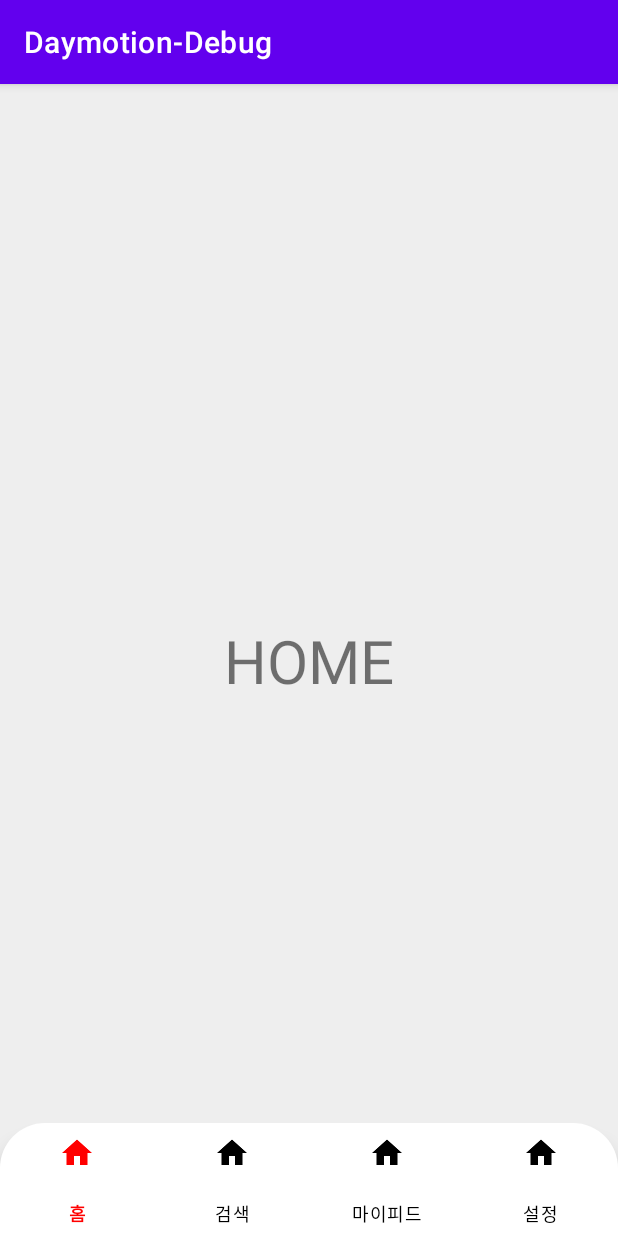
After one commit to 4sitive/4sitive-android, an Android app: the RootActivity screen opened directly, with no data from a screen before it, on a phone screen of 412 x 824 dp. The commit adds this screen. Run offline under Robolectric (Android 15) with nearby library versions, the phone set to English and light mode, and no system bars; our stand-ins replace Dagger/Hilt's generated code, RxJava, data binding.

Commit message:
add root activity base

```diff
--- a/app/src/main/AndroidManifest.xml
+++ b/app/src/main/AndroidManifest.xml
@@ -37,7 +37,7 @@
 		</activity>
 
 		<activity android:name="org.positive.daymotion.presentation.login.LoginActivity" />
-		<activity android:name="org.positive.daymotion.presentation.home.HomeActivity" />
+		<activity android:name="org.positive.daymotion.presentation.root.RootActivity" />
 		<activity android:name="org.positive.daymotion.presentation.main.MainActivity" />
 
 	</application>
--- /dev/null
+++ b/app/src/main/java/org/positive/daymotion/presentation/root/RootActivity.kt
@@ -0,0 +1,32 @@
+package org.positive.daymotion.presentation.root
+
+import android.content.Context
+import android.os.Bundle
+import com.google.android.material.bottomnavigation.BottomNavigationView
+import dagger.hilt.android.AndroidEntryPoint
+import org.positive.daymotion.R
+import org.positive.daymotion.databinding.ActivityRootBinding
+import org.positive.daymotion.extension.startOnTop
+import org.positive.daymotion.extension.viewModelOf
+import org.positive.daymotion.presentation.base.BaseActivity
+
+@AndroidEntryPoint
+class RootActivity : BaseActivity<ActivityRootBinding>(R.layout.activity_root) {
+
+    private val viewModel by viewModelOf<RootViewModel>()
+
+    override fun onCreate(savedInstanceState: Bundle?) {
+        super.onCreate(savedInstanceState)
+        binding.viewModel = viewModel
+
+        val bottomNavigationView = findViewById<BottomNavigationView>(R.id.bottom_nav)
+        bottomNavigationView.setOnNavigationItemSelectedListener { item ->
+            // TODO(je): create fragment and setting listener
+            true
+        }
+    }
+
+    companion object {
+        fun startOnTop(context: Context) = context.startOnTop<RootActivity>()
+    }
+}
--- a/app/src/main/java/org/positive/daymotion/presentation/home/HomeViewModel.kt
+++ b/app/src/main/java/org/positive/daymotion/presentation/root/RootViewModel.kt
@@ -1,8 +1,8 @@
-package org.positive.daymotion.presentation.home
+package org.positive.daymotion.presentation.root
 
 import dagger.hilt.android.lifecycle.HiltViewModel
 import org.positive.daymotion.presentation.base.BaseViewModel
 import javax.inject.Inject
 
 @HiltViewModel
-class HomeViewModel @Inject constructor() : BaseViewModel()
+class RootViewModel @Inject constructor() : BaseViewModel()
--- a/app/src/main/java/org/positive/daymotion/presentation/start/StartActivity.kt
+++ b/app/src/main/java/org/positive/daymotion/presentation/start/StartActivity.kt
@@ -10,7 +10,7 @@ import org.positive.daymotion.common.showPopupDialog
 import org.positive.daymotion.databinding.ActivityStartBinding
 import org.positive.daymotion.extension.viewModelOf
 import org.positive.daymotion.presentation.base.BaseActivity
-import org.positive.daymotion.presentation.home.HomeActivity
+import org.positive.daymotion.presentation.root.RootActivity
 import org.positive.daymotion.presentation.login.LoginActivity
 
 @AndroidEntryPoint
@@ -43,7 +43,7 @@ class StartActivity : BaseActivity<ActivityStartBinding>(R.layout.activity_start
         }
 
         viewModel.goToLogin.observe {
-            HomeActivity.startOnTop(this)
+            RootActivity.startOnTop(this)
         }
     }
 
--- /dev/null
+++ b/app/src/main/res/layout/activity_root.xml
@@ -0,0 +1,46 @@
+<?xml version="1.0" encoding="utf-8"?>
+<layout xmlns:android="http://schemas.android.com/apk/res/android"
+	xmlns:app="http://schemas.android.com/apk/res-auto"
+	xmlns:tools="http://schemas.android.com/tools"
+	tools:context=".presentation.main.MainActivity">
+
+	<data>
+
+		<variable
+			name="viewModel"
+			type="org.positive.daymotion.presentation.root.RootViewModel" />
+	</data>
+
+	<androidx.constraintlayout.widget.ConstraintLayout
+		android:layout_width="match_parent"
+		android:layout_height="match_parent"
+		android:background="@color/light_gray">
+
+		<TextView
+			android:id="@+id/title"
+			android:layout_width="wrap_content"
+			android:layout_height="wrap_content"
+			android:text="HOME"
+			android:textSize="40sp"
+			app:layout_constraintBottom_toBottomOf="parent"
+			app:layout_constraintEnd_toEndOf="parent"
+			app:layout_constraintStart_toStartOf="parent"
+			app:layout_constraintTop_toTopOf="parent" />
+
+
+		<com.google.android.material.bottomnavigation.BottomNavigationView
+			android:id="@+id/bottom_nav"
+			android:layout_width="0dp"
+			android:layout_height="75dp"
+			android:background="@drawable/bottom_nav_bg"
+			app:itemIconSize="24sp"
+			app:itemIconTint="@drawable/bottom_nav_select_color"
+			app:itemTextColor="@drawable/bottom_nav_select_color"
+			app:labelVisibilityMode="labeled"
+			app:layout_constraintBottom_toBottomOf="parent"
+			app:layout_constraintEnd_toEndOf="parent"
+			app:layout_constraintStart_toStartOf="parent"
+			app:menu="@menu/bottom_nav_menu" />
+
+	</androidx.constraintlayout.widget.ConstraintLayout>
+</layout>
```
Also changed, not shown: app/src/main/java/org/positive/daymotion/presentation/home/HomeActivity.kt (deleted, +0 -16 lines), app/src/main/res/layout/activity_home.xml (deleted, +0 -21 lines), app/src/main/res/layout/activity_main.xml (+0 -14 lines).
